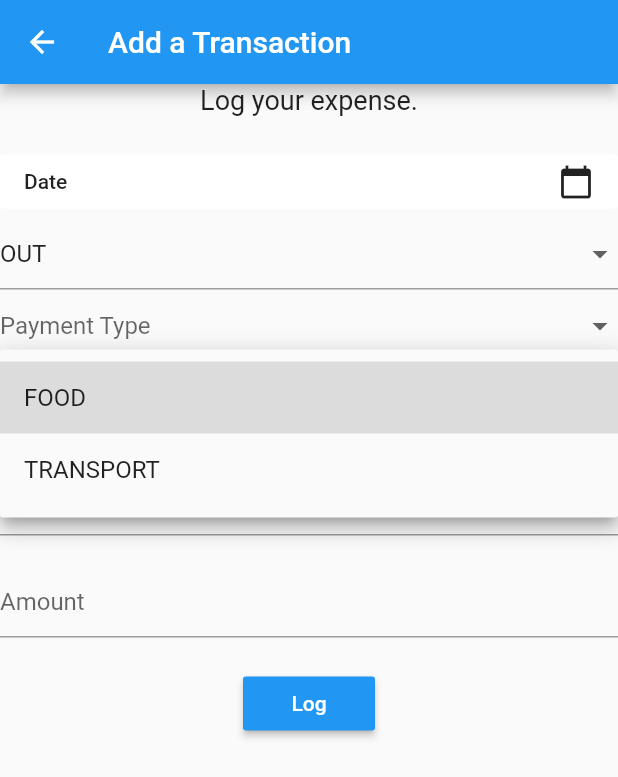
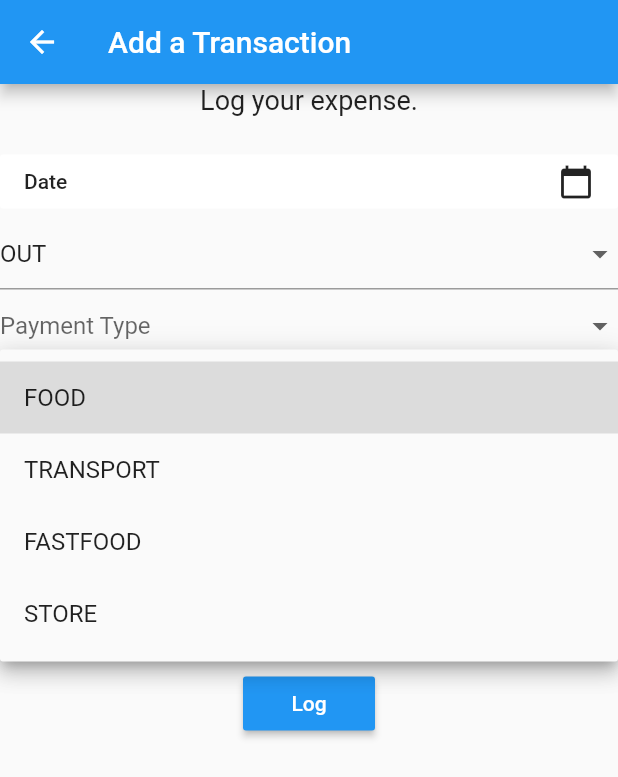
Before and after one commit to SaiAbhinav/Expense-Logger, a Flutter app: the TransactionForm screen opened directly, after a tap on "Category", on a phone screen of 412 x 824 dp. Shown: the top 777 px of the screen. Run offline on Flutter 3.47's test engine with Material 2 defaults, Android fonts, the phone set to English and light mode, and no system bars; our stand-ins replace cloud_firestore, firebase_auth, flutter_datetime_picker, flutter_spinkit, google_sign_in; missing offline and left inert: date_range_picker; accounts and stored records are empty.

Commit message:
added more categories

```diff
--- a/lib/screens/home/tabs/transactions/transaction_form.dart
+++ b/lib/screens/home/tabs/transactions/transaction_form.dart
@@ -15,7 +15,7 @@ class _TransactionFormState extends State<TransactionForm> {
   final _transactionTypes = ['IN', 'OUT'];
   final _outPaymentTypes = ['CARD', 'FOOD CARD', 'CASH', 'UPI'];
   final _inPaymentTypes = ['ACCOUNT', 'CASH'];
-  final _outCategories = ['FOOD', 'TRANSPORT'];
+  final _outCategories = ['FOOD', 'TRANSPORT', 'FASTFOOD', 'STORE'];
   final _inCategories = ['SALARY'];
 
   // form values
--- a/lib/screens/home/tabs/transactions/transaction_list.dart
+++ b/lib/screens/home/tabs/transactions/transaction_list.dart
@@ -7,7 +7,9 @@ class TransactionList extends StatelessWidget {
   final Map<String, IconData> icons = {
     'FOOD': Icons.local_dining,
     'TRANSPORT': Icons.directions_bike,
-    'SALARY': Icons.monetization_on
+    'SALARY': Icons.monetization_on,
+    'FASTFOOD': Icons.fastfood,
+    'STORE': Icons.local_grocery_store
   };
 
   TransactionList({this.keyName, this.keyValue});
@@ -29,13 +31,15 @@ class TransactionList extends StatelessWidget {
           leading: Container(
             padding: EdgeInsets.all(10.0),
             decoration: BoxDecoration(
-              color: Colors.grey[200],
-              borderRadius: BorderRadius.circular(8.0)
-            ),
+                color: Colors.grey[200],
+                borderRadius: BorderRadius.circular(8.0)),
             child: Icon(icons[value['category']]),
           ),
           title: Text(value['category']),
-          subtitle: Text(value['description']),
+          subtitle: Text(
+            value['description'],
+            overflow: TextOverflow.ellipsis,
+          ),
           trailing: Container(
             decoration: BoxDecoration(
               borderRadius: BorderRadius.all(Radius.circular(30.0)),
```
